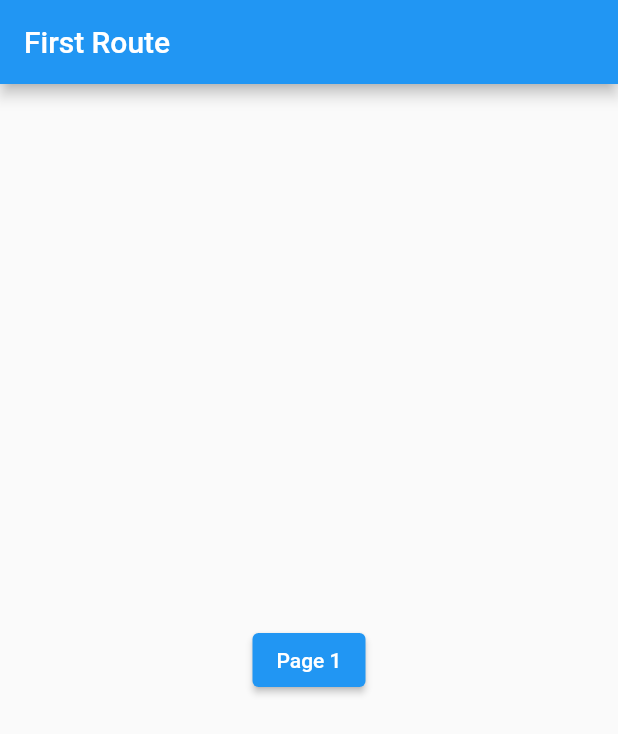
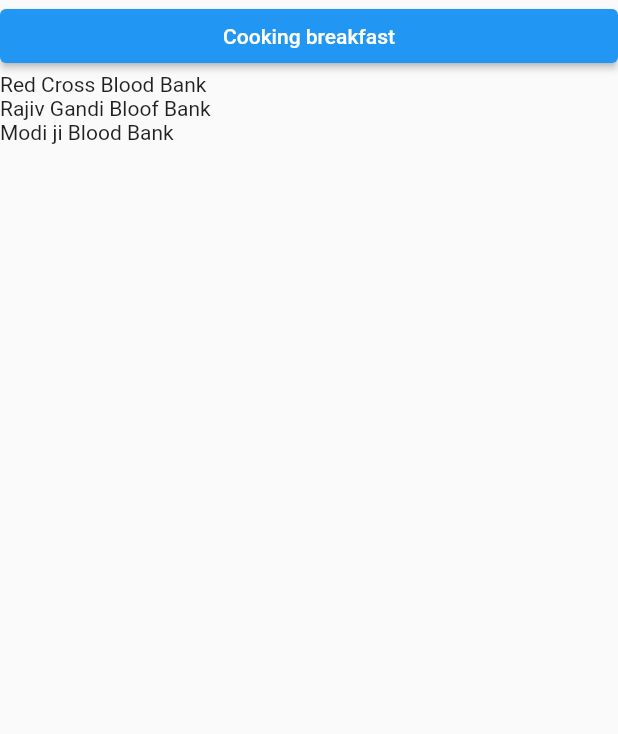
Before and after one commit to shreyash-jain/fluttersummertraining, a Flutter app: the screen it shows after launch, on a phone screen of 412 x 824 dp. Shown: the top 734 px of the screen. Run offline on Flutter 3.47's test engine with Material 2 defaults, Android fonts, the phone set to English and light mode, and no system bars.

```diff
--- a/lib/main.dart
+++ b/lib/main.dart
@@ -1,4 +1,5 @@
 import 'package:flutter/material.dart';
+import 'dart:math';
 
 void main() {
   runApp(const MyApp());
@@ -10,83 +11,99 @@ class MyApp extends StatelessWidget {
   // This widget is the root of your application.
   @override
   Widget build(BuildContext context) {
-    return MaterialApp(
-      initialRoute: '/',
-      routes: {
-        '/': (context) => const FirstRoute(),
-        '/second': (context) => const SecondRoute(),
-      },
-    );
+    return MaterialApp(home: LoginScreen());
   }
 }
 
-class FirstRoute extends StatelessWidget {
-  const FirstRoute();
+class LoginScreen extends StatefulWidget {
+  LoginScreen({Key? key}) : super(key: key);
 
+  @override
+  State<LoginScreen> createState() => _LoginScreenState();
+}
+
+class _LoginScreenState extends State<LoginScreen> {
+  String whatIamDoing = "Cooking breakfast";
   @override
   Widget build(BuildContext context) {
     return Scaffold(
-      appBar: AppBar(
-        title: const Text('First Route'),
+        body: FutureBuilder(
+            future: getAllBoodBanks(),
+            builder: (context, snapshot) {
+              if (snapshot.connectionState == ConnectionState.waiting) {
+                return CircularProgressIndicator();
+              }
+
+              if (snapshot.hasData) {
+                return Center(
+                  child: ListView(children: [
+                    ElevatedButton(
+                      child: Text(whatIamDoing),
+                      onPressed: doChores,
                     ),
-      body: Center(
-        child: ElevatedButton(
-          child: const Text('Page 1'),
-          onPressed: () {
-            Navigator.pushNamed(
-              context,
-              '/second',
-            );
-          },
-        ),
-      ),
+                    ...drawCards(snapshot.data as List<String>)
+                  ]),
                 );
               }
+
+              return Container();
+            }));
   }
 
-class SecondRoute extends StatelessWidget {
-  const SecondRoute();
+  void myFunction() {}
 
-  @override
-  Widget build(BuildContext context) {
-    return Scaffold(
-      appBar: AppBar(
-        title: const Text('Second Route'),
-      ),
-      body: Center(
-        child: ElevatedButton(
-          onPressed: () {
-            Navigator.push(
-              context,
-              MaterialPageRoute(builder: (context) => const ThirdRoute('name')),
-            );
-          },
-          child: const Text('Page 2'),
-        ),
-      ),
-    );
+  List<Widget> drawCards(List<String> bloodBanks) {
+    List<Widget> myWidgets = [];
+    for (int i = 0; i < bloodBanks.length; i++) {
+      myWidgets.add(Text(bloodBanks[i]));
+    }
+    return myWidgets;
+  }
+
+  Future<List<String>> getAllBoodBanks() async {
+    var time = await Future.delayed(Duration(seconds: 2));
+    return [
+      "Red Cross Blood Bank",
+      "Rajiv Gandi Bloof Bank",
+      "Modi ji Blood Bank"
+    ];
+  }
+
+  void doChores() {
+    print("Lets start");
+
+    //Statement 2
+    String result = whatIamDoing;
+
+    //Statement 3
+    var myFuture = Future.delayed(Duration(seconds: 3), () {
+      Random rand = Random();
+      int res = rand.nextInt(3);
+      if (res == 0)
+        throw Exception();
+      else if (res == 1)
+        result = "Vegetables not found";
+      else
+        result = "Done cooking";
+      return "Result: $result";
+    });
+
+    setState(() {
+      whatIamDoing = "teaching you guys";
+    });
+
+    //Statement 4
+    myFuture.then((result) {
+      setState(() {
+        whatIamDoing = "Done cooking";
+      });
+    });
+
+    //Statement 5
+    myFuture.catchError((error) {
+      setState(() {
+        whatIamDoing = "Oh ! gas not available";
+      });
+    });
   }
 }
-
-class ThirdRoute extends StatelessWidget {
-  const ThirdRoute(this.customName);
-  final String customName ;
-
-  @override
-  Widget build(BuildContext context) {
-    return Scaffold(
-      appBar: AppBar(
-        title: const Text('Second Route'),
-      ),
-      body: Center(
-        child: ElevatedButton(
-          onPressed: () {
-            Navigator.popUntil(
-                context, (Route<dynamic> route) => route.isFirst);
-          },
-          child: Text(customName),
-        ),
-      ),
-    );
-  }
-}
```
Lines whose indentation alone changed are shown as unchanged.
